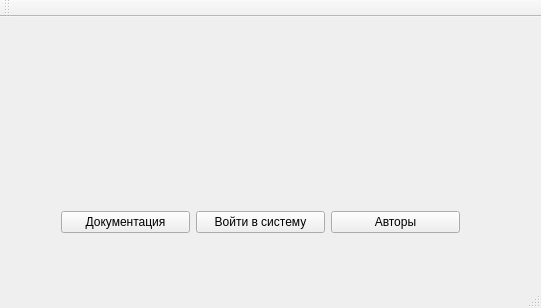
The window that mainwindow.ui (sudovag3/mstu-work-qt) describes before a commit, drawn with Qt 5.
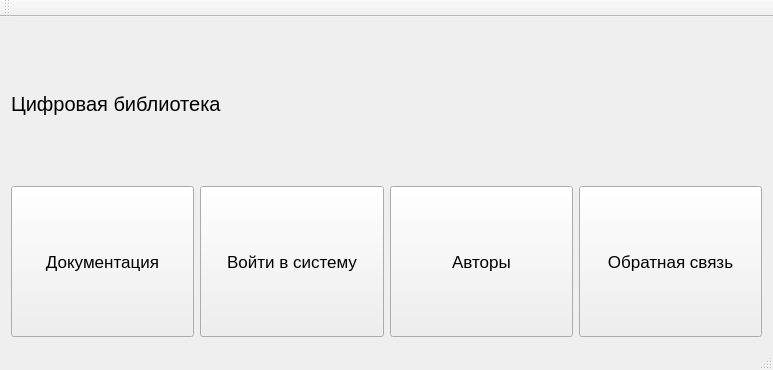
The same window after the commit.

Patch:
```diff
--- a/mainwindow.ui
+++ b/mainwindow.ui
@@ -6,47 +6,113 @@
    <rect>
     <x>0</x>
     <y>0</y>
-    <width>541</width>
-    <height>308</height>
+    <width>773</width>
+    <height>370</height>
    </rect>
   </property>
   <property name="windowTitle">
    <string>Меню</string>
   </property>
   <widget class="QWidget" name="centralWidget">
-   <widget class="QWidget" name="">
-    <property name="geometry">
-     <rect>
-      <x>50</x>
-      <y>180</y>
-      <width>421</width>
-      <height>51</height>
-     </rect>
-    </property>
+   <layout class="QGridLayout" name="gridLayout_2">
+    <item row="0" column="0">
+     <widget class="QLabel" name="label">
+      <property name="font">
+       <font>
+        <pointsize>15</pointsize>
+       </font>
+      </property>
+      <property name="text">
+       <string>Цифровая библиотека</string>
+      </property>
+     </widget>
+    </item>
+    <item row="1" column="0">
     <layout class="QGridLayout" name="gridLayout">
-     <item row="0" column="0">
-      <widget class="QPushButton" name="DocButton">
-       <property name="text">
-        <string>Документация</string>
-       </property>
-      </widget>
-     </item>
+      <property name="sizeConstraint">
+       <enum>QLayout::SetFixedSize</enum>
+      </property>
+      <property name="leftMargin">
+       <number>0</number>
+      </property>
      <item row="0" column="1">
       <widget class="QPushButton" name="authFormButton">
+        <property name="sizePolicy">
+         <sizepolicy hsizetype="Minimum" vsizetype="Preferred">
+          <horstretch>0</horstretch>
+          <verstretch>0</verstretch>
+         </sizepolicy>
+        </property>
+        <property name="font">
+         <font>
+          <pointsize>13</pointsize>
+         </font>
+        </property>
        <property name="text">
         <string>Войти в систему</string>
        </property>
       </widget>
      </item>
+      <item row="0" column="3">
+       <widget class="QPushButton" name="reviewFormButton">
+        <property name="sizePolicy">
+         <sizepolicy hsizetype="Minimum" vsizetype="Preferred">
+          <horstretch>0</horstretch>
+          <verstretch>0</verstretch>
+         </sizepolicy>
+        </property>
+        <property name="font">
+         <font>
+          <pointsize>13</pointsize>
+         </font>
+        </property>
+        <property name="toolTipDuration">
+         <number>0</number>
+        </property>
+        <property name="text">
+         <string>Обратная связь</string>
+        </property>
+       </widget>
+      </item>
+      <item row="0" column="0">
+       <widget class="QPushButton" name="DocButton">
+        <property name="sizePolicy">
+         <sizepolicy hsizetype="Minimum" vsizetype="Preferred">
+          <horstretch>0</horstretch>
+          <verstretch>0</verstretch>
+         </sizepolicy>
+        </property>
+        <property name="font">
+         <font>
+          <pointsize>13</pointsize>
+         </font>
+        </property>
+        <property name="text">
+         <string>Документация</string>
+        </property>
+       </widget>
+      </item>
      <item row="0" column="2">
       <widget class="QPushButton" name="InfAuthorButton">
+        <property name="sizePolicy">
+         <sizepolicy hsizetype="Minimum" vsizetype="Preferred">
+          <horstretch>0</horstretch>
+          <verstretch>0</verstretch>
+         </sizepolicy>
+        </property>
+        <property name="font">
+         <font>
+          <pointsize>13</pointsize>
+         </font>
+        </property>
        <property name="text">
         <string>Авторы</string>
        </property>
       </widget>
      </item>
     </layout>
-   </widget>
+    </item>
+   </layout>
   </widget>
   <widget class="QMenuBar" name="menuBar">
    <property name="geometry">
```
Left out of the diff: 4 changed lines with no effect on the pictures. Lines whose indentation alone changed are shown as unchanged.
